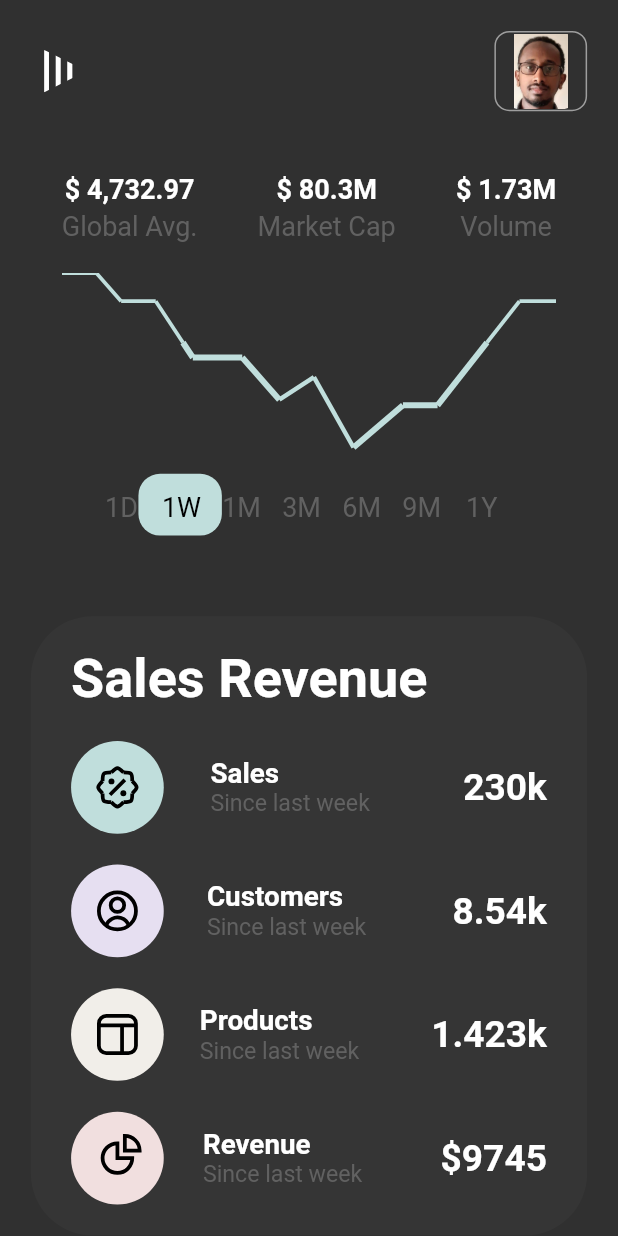
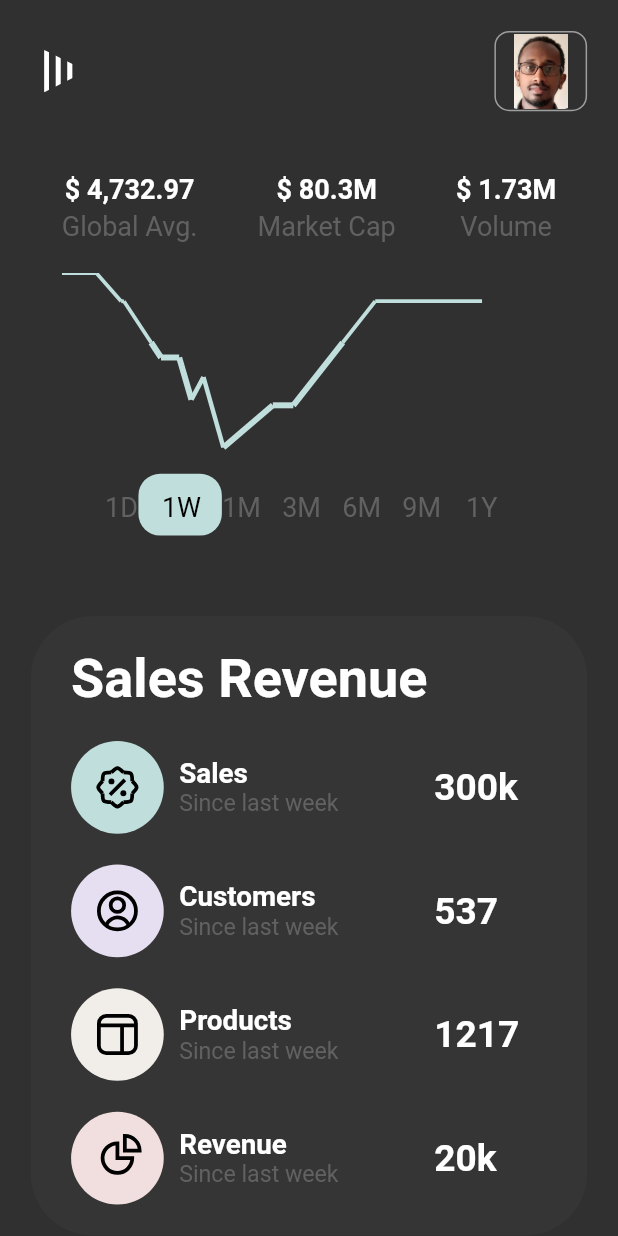
Before and after one commit to dalyathan/Finance-App-Dark-theme, a Flutter app: the FinanceDetailPage screen opened directly, on a phone screen of 412 x 824 dp. Run offline on Flutter 3.47's test engine with Material 2 defaults, Android fonts, the phone set to English and light mode, and no system bars; drawn by our look-alikes of scrollable_positioned_list; our stand-ins replace visibility_detector.

Commit message:
gave the graphs random offsets and added dummy data to make the app come to life

```diff
--- a/lib/main.dart
+++ b/lib/main.dart
@@ -26,7 +26,7 @@ class MyApp extends StatelessWidget {
     return MaterialApp(
       title: 'Flutter Demo',
       theme: specialThemeData,
-      home: FinanceDarkTheme(),
+      home: const FinanceDarkTheme(),
     );
   }
 }
--- /dev/null
+++ b/lib/model/data.dart
@@ -0,0 +1,10 @@
+class Data {
+  final String description;
+  final String sales;
+  final String customers;
+  final String products;
+  final String revenue;
+
+  Data(this.description, this.sales, this.customers, this.products,
+      this.revenue);
+}
--- /dev/null
+++ b/lib/model/dummy_data.dart
@@ -0,0 +1,15 @@
+import 'package:portfolio/model/data.dart';
+
+class DummyData {
+  static Data getData(int index) {
+    return [
+      Data("Since yesterday", "50k", "127", "375", "\$9745"),
+      Data("Since last week", "300k", "537", "1217", "20k"),
+      Data("Since last month", "1.2M", "8.54k", "17k", "100k"),
+      Data("Since first quarter", "5M", "21k", "41k", "287k"),
+      Data("Since second quarter", "11.5M", "40k", "67k", "517k"),
+      Data("Since last quarter", "16.5M", "57k", "91k", "745k"),
+      Data("Since last year", "20M", "75k", "121k", "1M")
+    ][index];
+  }
+}
--- a/lib/screens/finance_detail_page.dart
+++ b/lib/screens/finance_detail_page.dart
@@ -1,5 +1,7 @@
 import 'package:flutter/material.dart';
 import 'package:portfolio/model/CircularWidgetState.dart';
+import 'package:portfolio/model/data.dart';
+import 'package:portfolio/model/dummy_data.dart';
 import 'package:portfolio/widgets/containers/line_graph.dart';
 import 'package:portfolio/widgets/containers/profile_row.dart';
 import 'package:portfolio/widgets/icons/customers_icon.dart';
@@ -8,9 +10,16 @@ import 'package:portfolio/widgets/icons/revenue_icon.dart';
 
 import '../widgets/icons/sales_icon.dart';
 
-class FinanceDetailPage extends StatelessWidget {
+class FinanceDetailPage extends StatefulWidget {
   FinanceDetailPage({Key? key}) : super(key: key);
+
+  @override
+  State<FinanceDetailPage> createState() => _FinanceDetailPageState();
+}
+
+class _FinanceDetailPageState extends State<FinanceDetailPage> {
   late Size size;
+  late Data currentData;
   final ThemeData specialThemeData = ThemeData(
     brightness: Brightness.dark,
     primaryColor: Colors.yellow[700],
@@ -21,6 +30,14 @@ class FinanceDetailPage extends StatelessWidget {
       bodyText2: TextStyle(fontSize: 18.0),
     ),
   );
+
+  @override
+  void initState() {
+    // TODO: implement initState
+    currentData = DummyData.getData(0);
+    super.initState();
+  }
+
   @override
   Widget build(BuildContext context) {
     size = MediaQuery.of(context).size;
@@ -42,7 +59,11 @@ class FinanceDetailPage extends StatelessWidget {
                   children: [
                     showGraphHeading(),
                     SizedBox(height: size.height * 0.025),
-                    const LineGraph()
+                    LineGraph(
+                      updateData: (index) => setState(() {
+                        currentData = DummyData.getData(index);
+                      }),
+                    )
                   ],
                 ),
               ),
@@ -73,17 +94,17 @@ class FinanceDetailPage extends StatelessWidget {
                                       size: size.width * 0.06,
                                     ),
                                   ),
-                                "230k",
+                                  currentData.sales,
                                   "Sales"),
-                          ),
+                              currentData.description),
                           SizedBox(height: size.height * 0.025),
                           salesRevenueBar(
                               CircularWidgetState(
                                   const Color.fromRGBO(230, 223, 241, 1),
                                   CustomersIcon(size: size.width * 0.06),
-                                "8.54k",
+                                  currentData.customers,
                                   "Customers"),
-                          ),
+                              currentData.description),
                           SizedBox(height: size.height * 0.025),
                           salesRevenueBar(
                               CircularWidgetState(
@@ -91,17 +112,17 @@ class FinanceDetailPage extends StatelessWidget {
                                   ProductsIcon(
                                     size: size.width * 0.06,
                                   ),
-                                "1.423k",
+                                  currentData.products,
                                   "Products"),
-                          ),
+                              currentData.description),
                           SizedBox(height: size.height * 0.025),
                           salesRevenueBar(
                               CircularWidgetState(
                                   const Color.fromRGBO(241, 223, 223, 1),
                                   RevenueIcon(size: size.width * 0.06),
-                                "\$9745",
+                                  currentData.revenue,
                                   "Revenue"),
-                          ),
+                              currentData.description),
                           SizedBox(height: size.height * 0.025),
                         ],
                       ),
@@ -122,36 +143,53 @@ class FinanceDetailPage extends StatelessWidget {
     );
   }
 
-  Row salesRevenueBar(CircularWidgetState data) {
-    double height = size.width * 0.15;
+  Row salesRevenueBar(CircularWidgetState data, String description) {
+    double totalWidthRatio = 1 - 2 * (0.065 + 0.05);
+    double iconRatio = 0.15;
+    double smallMargin = 0.025;
+    double descriptionRatio = 0.375;
     return Row(
       children: [
         Container(
-            height: height,
-            width: height,
+            height: size.width * iconRatio,
+            width: size.width * iconRatio,
             decoration: BoxDecoration(
               color: data.color,
               shape: BoxShape.circle,
             ),
             child: Center(child: data.icon)),
-        const Spacer(flex: 1),
-        Column(
+        SizedBox(width: size.width * smallMargin),
+        SizedBox(
+          width: size.width * descriptionRatio,
+          child: Column(
             crossAxisAlignment: CrossAxisAlignment.start,
             children: [
               Text(
                 data.bottomText,
                 style: TextStyle(
-                  fontSize: height * 0.02 * 15, fontWeight: FontWeight.bold),
+                    fontSize: size.width * iconRatio * 0.02 * 15,
+                    fontWeight: FontWeight.bold),
               ),
-            Text("Since last week",
+              Text(description,
                   style: TextStyle(
-                    fontSize: height * 0.02 * 12.5, color: Colors.grey[700]!))
+                      fontSize: size.width * iconRatio * 0.02 * 12.5,
+                      color: Colors.grey[700]!))
             ],
           ),
-        const Spacer(flex: 2),
-        Text(data.mainText,
+        ),
+        SizedBox(width: size.width * 1.5 * smallMargin),
+        SizedBox(
+          width: size.width *
+              (totalWidthRatio -
+                  (iconRatio + 2.5 * smallMargin + descriptionRatio)),
+          child: Align(
+            alignment: Alignment.centerLeft,
+            child: Text(data.mainText,
                 style: TextStyle(
-                fontSize: height * 0.02 * 20, fontWeight: FontWeight.bold))
+                    fontSize: size.width * iconRatio * 0.02 * 20,
+                    fontWeight: FontWeight.bold)),
+          ),
+        )
       ],
     );
   }
--- a/lib/widgets/containers/line_graph.dart
+++ b/lib/widgets/containers/line_graph.dart
@@ -1,11 +1,13 @@
 import 'package:flutter/material.dart';
-import 'package:flutter/rendering.dart';
+import 'package:portfolio/model/data.dart';
+import 'package:portfolio/model/dummy_data.dart';
 import 'package:portfolio/widgets/images/line_graph_image.dart';
 import 'package:scrollable_positioned_list/scrollable_positioned_list.dart';
 import 'package:visibility_detector/visibility_detector.dart';
 
 class LineGraph extends StatefulWidget {
-  const LineGraph({Key? key}) : super(key: key);
+  final Function(int) updateData;
+  const LineGraph({Key? key, required this.updateData}) : super(key: key);
 
   @override
   _LineGraphState createState() => _LineGraphState();
@@ -34,9 +36,9 @@ class _LineGraphState extends State<LineGraph> {
               key: Key('my-key$index'),
               onVisibilityChanged: (visibilityInfo) {
                 if (visibilityInfo.visibleFraction >= 0.5) {
-                  print('responding to visibilty change from $index');
                   setState(() {
                     offset = offsets[index];
+                    widget.updateData(index);
                   });
                 }
               },
@@ -54,6 +56,7 @@ class _LineGraphState extends State<LineGraph> {
           top: height * 0.535,
           curve: Curves.easeInOutCubic,
           onEnd: () => setState(() {
+                widget.updateData(offsets.indexOf(offset));
                 nowOffset = offset;
               }),
           child: selectedPeriod()),
@@ -103,7 +106,7 @@ class _LineGraphState extends State<LineGraph> {
             duration: const Duration(milliseconds: 350),
             curve: Curves.easeInOutCubic);
       },
-      child: Container(
+      child: SizedBox(
         width: size.width * 0.095,
         height: size.height * 0.05,
         child: Center(
```
Also changed, not shown: lib/screens/finance_dark_theme.dart (+3 -4 lines), lib/widgets/painters/line_graph_image_painter.dart (+49 -8 lines). Lines whose indentation alone changed are shown as unchanged.
